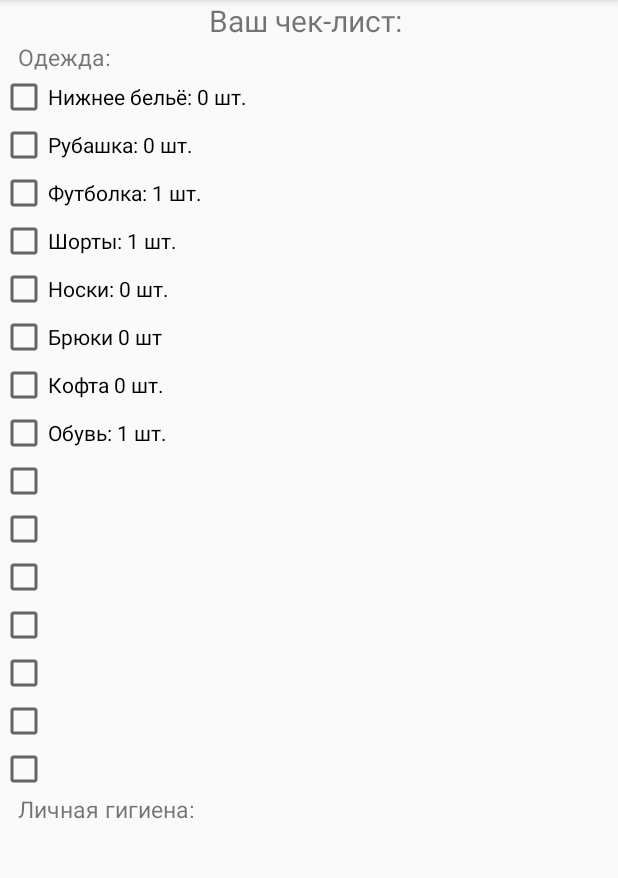
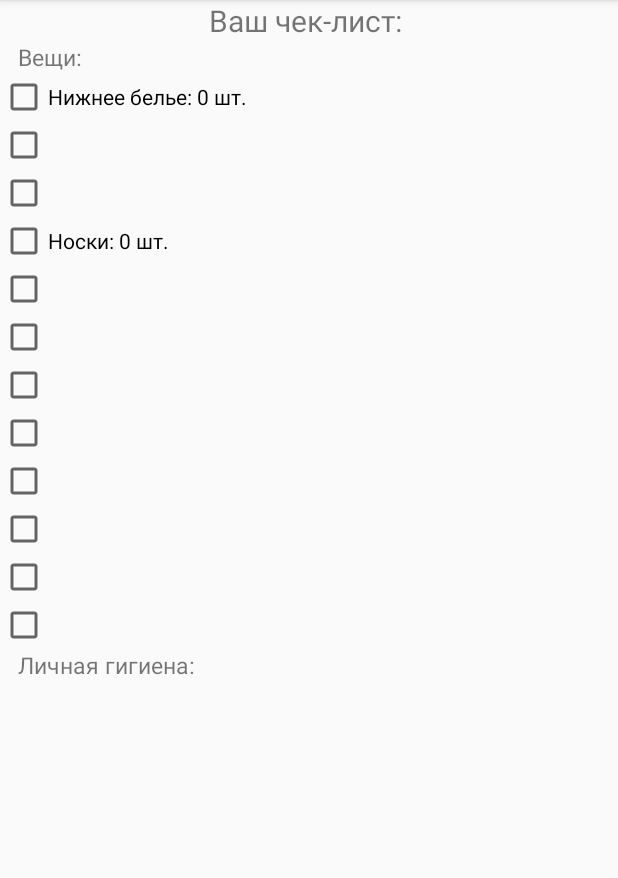
Before and after one commit to 0SouthBoss0/IT, an Android app: the Result screen opened directly, with no data from a screen before it, on a phone screen of 412 x 824 dp, the part 84-962 px from its top. Run offline under Robolectric (Android 15) with nearby library versions, the phone set to English and light mode, and no system bars; 4 statements that could not run were skipped.

Commit message:
0.6 skeleton of >10DAYS

```diff
--- a/app/src/main/java/com/example/samsunghomework/Result.java
+++ b/app/src/main/java/com/example/samsunghomework/Result.java
@@ -3,6 +3,7 @@ package com.example.samsunghomework;
 import android.os.Bundle;
 import android.view.View;
 import android.widget.CheckBox;
+import android.widget.Chronometer;
 import android.widget.EditText;
 import android.widget.TextView;
 
@@ -11,13 +12,7 @@ import androidx.appcompat.app.AppCompatActivity;
 public class Result extends AppCompatActivity {
 
     CheckBox trysi;
-    CheckBox rubaha;
-    CheckBox footbolka;
-    CheckBox shorti;
     CheckBox noski;
-    CheckBox bruki;
-    CheckBox kofta;
-    CheckBox obuv;
     CheckBox dop1;
     CheckBox dop2;
     CheckBox dop3;
@@ -25,6 +20,11 @@ public class Result extends AppCompatActivity {
     CheckBox dop5;
     CheckBox dop6;
     CheckBox dop7;
+    CheckBox dop8;
+    CheckBox dop9;
+    CheckBox dop10;
+
+
     TextView text;
     MainActivity mainActivity = new MainActivity();
 
@@ -32,24 +32,20 @@ public class Result extends AppCompatActivity {
         super.onCreate(savedInstanceState);
         setContentView(R.layout.result);
         trysi = (CheckBox) findViewById(R.id.trusi);
-        rubaha = (CheckBox) findViewById(R.id.rubaha);
-        footbolka = (CheckBox) findViewById(R.id.footbalka);
-        shorti = (CheckBox) findViewById(R.id.shorti);
         noski = (CheckBox) findViewById(R.id.nocki);
-        bruki = (CheckBox) findViewById(R.id.bruki);
-        kofta = (CheckBox) findViewById(R.id.kofta);
-        obuv = (CheckBox) findViewById(R.id.obuv);
-
-        dop1 = (CheckBox) findViewById(R.id.dop1);
-        dop2 = (CheckBox) findViewById(R.id.dop2);
-        dop3 = (CheckBox) findViewById(R.id.dop3);
-        dop4 = (CheckBox) findViewById(R.id.dop4);
-        dop5 = (CheckBox) findViewById(R.id.dop5);
-        dop6 = (CheckBox) findViewById(R.id.dop6);
-        dop7 = (CheckBox) findViewById(R.id.dop7);
-
+        dop1 = (CheckBox) findViewById(R.id.rubaha);
+        dop2 = (CheckBox) findViewById(R.id.footbalka);
+        dop3 = (CheckBox) findViewById(R.id.bruki);
+        dop4 = (CheckBox) findViewById(R.id.kofta);
+        dop5 = (CheckBox) findViewById(R.id.obuv);
+        dop6 = (CheckBox) findViewById(R.id.dop1);
+        dop7 = (CheckBox) findViewById(R.id.dop2);
+        dop8 = (CheckBox) findViewById(R.id.dop3);
+        dop9 = (CheckBox) findViewById(R.id.dop4);
+        dop10 = (CheckBox) findViewById(R.id.dop5);
 
         text = (TextView) findViewById(R.id.WELCOME);
+
         text.setText("Ваш чек-лист: ");
 
         int curr1 = getIntent().getExtras().getInt("curr1");
@@ -58,31 +54,80 @@ public class Result extends AppCompatActivity {
         int DAY = getIntent().getExtras().getInt("DAY");
 
 
-        if (DAY > 10) {
-            noski.setText("Носки: 10 шт.");
-            footbolka.setText("Футболка: 8 шт.");
-            trysi.setText("Нижнее бельё: " + "8" + " шт.");
-            rubaha.setText("Рубашка: 4 шт.");
-            kofta.setText("Кофта: 2 шт.");
-
-
-            obuv.setText("Обувь: 2 шт.");
-            shorti.setText("Шорты: 2 шт");
-            bruki.setText("Брюки: 3 шт.");
-
-        } else {
-
-            trysi.setText("Нижнее бельё: " + DAY + " шт.");
-            rubaha.setText("Рубашка: " + (int) Math.round(DAY / 2) + " шт.");
-            footbolka.setText("Футболка: " + (int) Math.round((DAY / 2) + 1) + " шт.");
+        if (DAY <= 3) {
+            trysi.setText("Нижнее белье: " + DAY + " шт.");
             noski.setText("Носки: " + DAY + " шт.");
-            kofta.setText("Кофта " + (int) Math.round(DAY / 3) + " шт.");
-
-            obuv.setText("Обувь: 1 шт.");
-            shorti.setText("Шорты: 1 шт.");
-            bruki.setText("Брюки " + (int) Math.round(DAY / 2) + " шт");
 
 
         }
+        if (DAY > 3 && DAY <= 10) { //СТИРКА
+            trysi.setText("Нижнее белье " + (int) Math.round(DAY / 2) + " шт.");
+            noski.setText("Носки " + (int) Math.round(DAY / 2) + " шт.");
+        }
+
+
+        if (DAY > 10) {
+            trysi.setText("Нижнее белье: 7 шт.");
+            noski.setText("Носки: 7 пар");
+            if (curr1 == 1) {
+                dop1.setText("Теплая непромокаемая куртка: 1 шт.");
+                dop2.setText("Шарф, перчатки: 2 пары");
+                dop3.setText("Термобелье: 3 шт.");
+                dop4.setText("Теплые штаны: 2 шт.");
+                dop5.setText("Теплая обувь: 2 пары");
+            }
+            if (curr2 == 1) {
+                dop6.setText("Рубашка: 3 шт.");
+                dop7.setText("Футболка: 4 шт.");
+                dop8.setText("Кофта/джемпер: 3 шт.");
+                dop9.setText("Тапочки в дом: 1 пара");
+                dop10.setText("Брюки+ремень: 2 шт.");
+
+
+            }
+
+            if (curr3 == 1) {
+                //туризм
+            }
+
+
+            if (curr1 == 2) {
+                dop1.setText("Непромокаемая куртка с капюшоном: 1 шт.");
+                dop2.setText("Шарф, перчатки: 1 пара");
+                dop3.setText("Теплые штаны: 1 шт.");
+                dop4.setText("Теплая обувь: 2 пары");
+                dop5.setText("Зонт: 1 шт.");
+            }
+            if (curr2 == 2) {
+                dop6.setText("Футболка с длинным рукавом: 4 шт.");
+                dop7.setText("Кофта/джемпер: 3 шт.");
+                dop8.setText("Слюнявчик: 1 шт.");
+                dop9.setText("Тапочки в дом: 1 пара");
+                dop10.setText("Подгузники: 1 упаковка");
+            }
+            if (curr3 == 2) {
+                //командировка
+            }
+            if (curr1 == 3) {
+                dop1.setText("Шорты: 3 шт.");
+                dop2.setText("Купальный костюм: 1 шт.");
+                dop3.setText("Сланцы: 1 пара");
+                dop4.setText("Удобные кроссовки: 2 пары");
+                dop5.setText("Солнцезащитные очки: 1 шт");
+            }
+
+            if (curr2 == 3) {
+                dop6.setText("Блузка: 3 шт.");
+                dop7.setText("Юбка: 2 шт.");
+                dop8.setText("Тапочки в дом: 1 пара");
+                dop9.setText("Платье: 3 шт.");
+                dop10.setText("Кофта/джемпер: 2 шт.");
+            }
+            if (curr3 == 3) {
+                //пляж
+            }
+        }
+
+
     }
 }
--- a/app/src/main/res/layout/result.xml
+++ b/app/src/main/res/layout/result.xml
@@ -18,13 +18,15 @@
             android:gravity="center"
             android:text="Ваш чек-лист:"
             android:textSize="20sp" />
+
         <TextView
             android:id="@+id/odejda"
             android:layout_width="match_parent"
             android:layout_height="wrap_content"
 
-            android:text="   Одежда:"
+            android:text="   Вещи:"
             android:textSize="15sp" />
+
         <CheckBox
             android:id="@+id/trusi"
             android:layout_width="wrap_content"
@@ -43,11 +45,6 @@
             android:layout_height="wrap_content"
             android:text="" />
 
-        <CheckBox
-            android:id="@+id/shorti"
-            android:layout_width="wrap_content"
-            android:layout_height="wrap_content"
-            android:text="" />
 
         <CheckBox
             android:id="@+id/nocki"
@@ -72,41 +69,37 @@
             android:layout_width="wrap_content"
             android:layout_height="wrap_content"
             android:text="" />
+
         <CheckBox
             android:id="@+id/dop1"
             android:layout_width="wrap_content"
             android:layout_height="wrap_content"
             android:text="" />
+
         <CheckBox
             android:id="@+id/dop2"
             android:layout_width="wrap_content"
             android:layout_height="wrap_content"
             android:text="" />
+
         <CheckBox
             android:id="@+id/dop3"
             android:layout_width="wrap_content"
             android:layout_height="wrap_content"
             android:text="" />
+
         <CheckBox
             android:id="@+id/dop4"
             android:layout_width="wrap_content"
             android:layout_height="wrap_content"
             android:text="" />
+
         <CheckBox
             android:id="@+id/dop5"
             android:layout_width="wrap_content"
             android:layout_height="wrap_content"
             android:text="" />
-        <CheckBox
-            android:id="@+id/dop6"
-            android:layout_width="wrap_content"
-            android:layout_height="wrap_content"
-            android:text="" />
-        <CheckBox
-            android:id="@+id/dop7"
-            android:layout_width="wrap_content"
-            android:layout_height="wrap_content"
-            android:text="" />
+
         <TextView
             android:id="@+id/gigiena"
             android:layout_width="match_parent"
```
